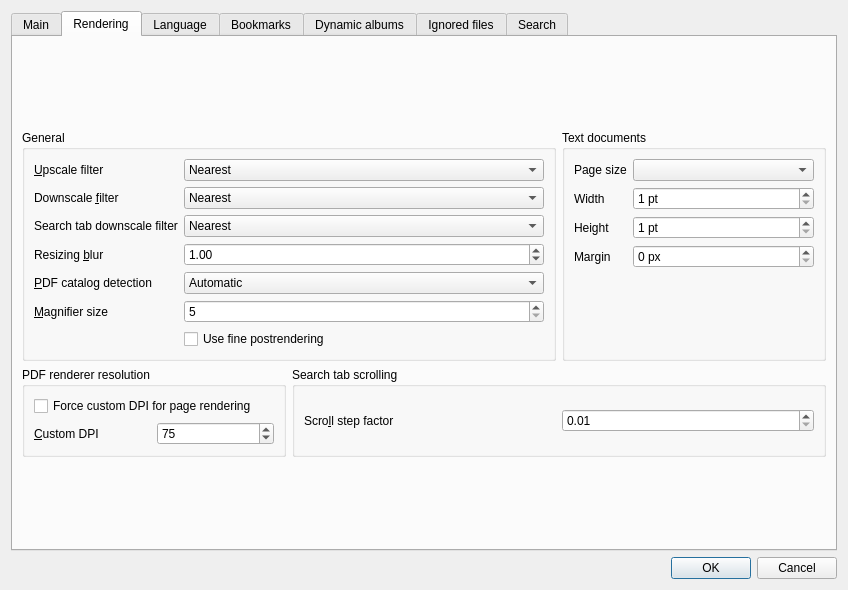
Old version of the form settingsdialog.ui in the repository kernel1024/qmanga.
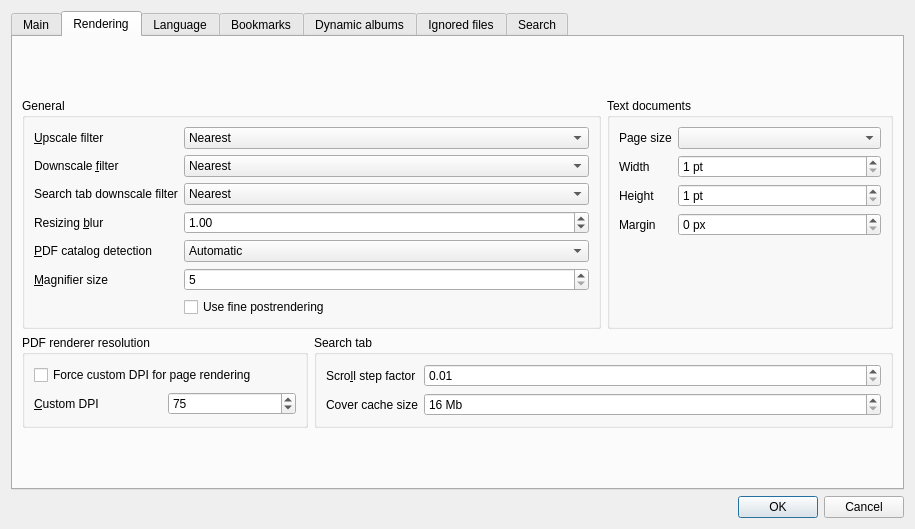
New version of the form. The open tabs and pages were chosen to show the change.

Commit message: Configurable search tab cover cache size, settings dialog bookmarks tab GUI bugfixes.

```diff
--- a/settingsdialog.ui
+++ b/settingsdialog.ui
@@ -6,8 +6,8 @@
    <rect>
     <x>0</x>
     <y>0</y>
-    <width>848</width>
-    <height>590</height>
+    <width>915</width>
+    <height>529</height>
    </rect>
   </property>
   <property name="windowTitle">
@@ -1037,10 +1037,10 @@
          <item row="1" column="1" colspan="2">
           <widget class="QGroupBox" name="groupBox_9">
            <property name="title">
-            <string>Search tab scrolling</string>
+            <string>Search tab</string>
            </property>
-           <layout class="QHBoxLayout" name="horizontalLayout_8">
-            <item>
+           <layout class="QFormLayout" name="formLayout_4">
+            <item row="0" column="0">
              <widget class="QLabel" name="label">
               <property name="text">
                <string>Scro&amp;ll step factor</string>
@@ -1050,7 +1050,7 @@
               </property>
              </widget>
             </item>
-            <item>
+            <item row="0" column="1">
              <widget class="QDoubleSpinBox" name="spinSearchScrollFactor">
               <property name="decimals">
                <number>2</number>
@@ -1066,6 +1066,35 @@
               </property>
              </widget>
             </item>
+            <item row="1" column="0">
+             <widget class="QLabel" name="label_24">
+              <property name="text">
+               <string>Cover cache size</string>
+              </property>
+              <property name="buddy">
+               <cstring>spinCoverCacheSize</cstring>
+              </property>
+             </widget>
+            </item>
+            <item row="1" column="1">
+             <widget class="QSpinBox" name="spinCoverCacheSize">
+              <property name="suffix">
+               <string> Mb</string>
+              </property>
+              <property name="minimum">
+               <number>16</number>
+              </property>
+              <property name="maximum">
+               <number>32768</number>
+              </property>
+              <property name="stepType">
+               <enum>QAbstractSpinBox::AdaptiveDecimalStepType</enum>
+              </property>
+              <property name="value">
+               <number>16</number>
+              </property>
+             </widget>
+            </item>
            </layout>
           </widget>
          </item>
```
Left out of the diff: 4 changed lines with no effect on the pictures. The commit also changes 3 other files.
